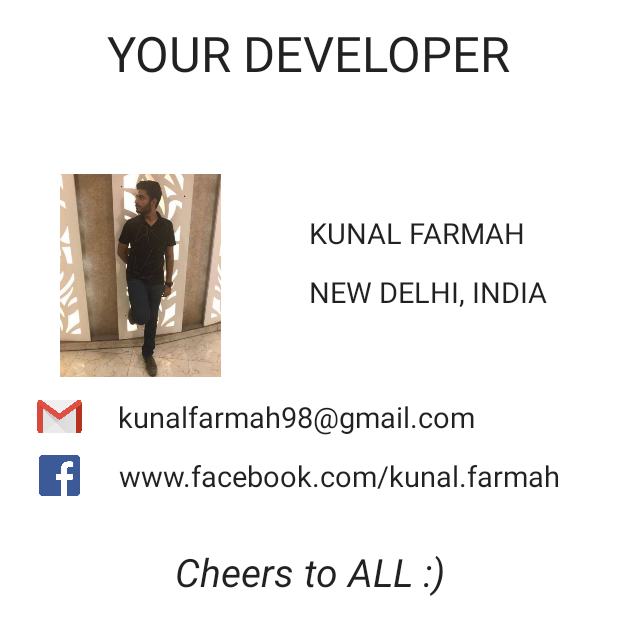
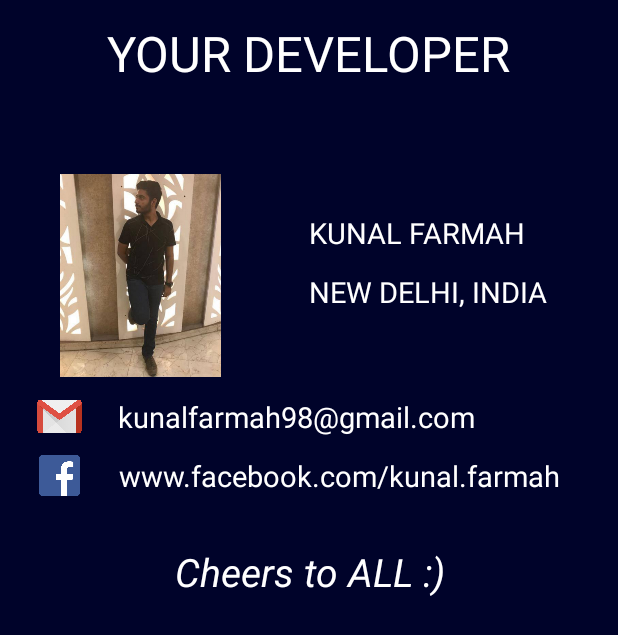
Before and after one commit to KunalFarmah98/ECHO---A-Lite-Music-Player, an Android app: the fragment AboutUSFragment shown on its own in the app's theme, on a phone screen of 412 x 824 dp. Shown: the top 635 px of the screen. Run offline under Robolectric (Android 15) with nearby library versions, the phone set to English and light mode, and no system bars; our stand-ins replace sdp/ssp sizes; libraries missing offline, so code that uses them is left out: com.cleveroad.audiovisualization; 1 statement that could not run was skipped.

Commit message:
fixed Android 10 bugs, revamped UI

```diff
--- a/app/src/main/AndroidManifest.xml
+++ b/app/src/main/AndroidManifest.xml
@@ -3,6 +3,8 @@
     package="com.apps.kunalfarmah.echo">
 
     <uses-permission android:name="android.permission.READ_EXTERNAL_STORAGE" />
+    <uses-permission android:name="android.permission.WRITE_EXTERNAL_STORAGE" />
+    <uses-permission android:name="android.permission.ACCESS_MEDIA_LOCATION" />
     <uses-permission android:name="android.permission.RECORD_AUDIO" />
     <uses-permission android:name="android.permission.MODIFY_AUDIO_SETTINGS" />
     <uses-permission android:name="android.permission.FOREGROUND_SERVICE"/>
@@ -12,6 +14,8 @@
         android:required="true" />
 
     <application
+        android:requestLegacyExternalStorage="true"
+        android:forceDarkAllowed="true"
         android:allowBackup="true"
         android:icon="@drawable/echo_icon"
         android:label="@string/app_name"
--- a/app/src/main/java/com/apps/kunalfarmah/echo/Database/EchoDatabase.kt
+++ b/app/src/main/java/com/apps/kunalfarmah/echo/Database/EchoDatabase.kt
@@ -1,5 +1,6 @@
 package com.apps.kunalfarmah.echo.Database
 
+import android.annotation.SuppressLint
 import android.content.ContentValues
 import android.content.Context
 import android.database.sqlite.SQLiteDatabase
@@ -42,6 +43,7 @@ class EchoDatabase : SQLiteOpenHelper {
         val COLUMN_SONG_PATH = "SongPath"
     }
 
+    @SuppressLint("SQLiteString")
     override fun onCreate(db: SQLiteDatabase?) {
         db?.execSQL("CREATE TABLE " + TABLE_NAME + "( " + COLUMN_ID +
                 " INTEGER," + COLUMN_SONG_ARTIST + " STRING," + COLUMN_SONG_TITLE + " STRING,"
--- a/app/src/main/res/layout/activity_main.xml
+++ b/app/src/main/res/layout/activity_main.xml
@@ -47,7 +47,6 @@
                 android:id="@+id/navRecyclerView"
                 android:layout_width="match_parent"
                 android:layout_height="match_parent"
-                android:background="#ffffff"
                 android:layout_below="@+id/header">
             </android.support.v7.widget.RecyclerView>
 
--- a/app/src/main/res/layout/app_bar_main.xml
+++ b/app/src/main/res/layout/app_bar_main.xml
@@ -33,9 +33,6 @@
             android:id="@+id/details_fragment"
             android:layout_height="match_parent"/>
 
-
-
-
     </RelativeLayout>
 
 
--- a/app/src/main/res/layout/fragment_about.xml
+++ b/app/src/main/res/layout/fragment_about.xml
@@ -4,9 +4,9 @@
     android:layout_width="match_parent"
     android:layout_height="match_parent"
     android:orientation="vertical"
+    android:background="@color/colorPrimary"
     android:padding="@dimen/_5sdp"
     android:clickable="true"
-    android:background="#ffffff"
     tools:context="com.apps.kunalfarmah.echo.fragments.AboutUSFragment">
 
     <TextView
@@ -17,7 +17,7 @@
         android:layout_gravity="center_horizontal"
         android:padding="@dimen/_5sdp"
         android:text="YOUR DEVELOPER"
-        android:textColor="?android:attr/textColorPrimary"
+        android:textColor="#ffffff"
         android:layout_marginBottom="@dimen/_35sdp"
         android:textAlignment="center"
         android:textSize="@dimen/_25sdp" />
@@ -65,7 +65,7 @@ If anyone finds a bug or a crash at some point, feel free to reach me at the und
         android:layout_alignParentEnd="true"
         android:layout_marginEnd="48dp"
         android:padding="@dimen/_5sdp"
-        android:textColor="?android:attr/textColorPrimary"
+        android:textColor="#ffffff"
         android:text="KUNAL FARMAH"
         android:textSize="@dimen/_15sdp" />
 
@@ -76,7 +76,7 @@ If anyone finds a bug or a crash at some point, feel free to reach me at the und
         android:layout_below="@+id/Name"
         android:layout_alignStart="@+id/Name"
         android:padding="@dimen/_5sdp"
-        android:textColor="?android:attr/textColorPrimary"
+        android:textColor="#ffffff"
         android:text="NEW DELHI, INDIA"
         android:textSize="@dimen/_15sdp" />
 
@@ -120,7 +120,7 @@ If anyone finds a bug or a crash at some point, feel free to reach me at the und
             android:layout_alignEnd="@+id/extra1"
             android:layout_marginLeft="@dimen/_15sdp"
             android:gravity="center"
-            android:textColor="?android:attr/textColorPrimary"
+            android:textColor="#ffffff"
             android:text="kunalfarmah98@gmail.com"
             android:textSize="@dimen/_15sdp" />
 
@@ -153,7 +153,7 @@ If anyone finds a bug or a crash at some point, feel free to reach me at the und
             android:layout_alignEnd="@+id/extra1"
             android:layout_marginLeft="@dimen/_15sdp"
             android:gravity="center"
-            android:textColor="?android:attr/textColorPrimary"
+            android:textColor="#ffffff"
             android:text="www.facebook.com/kunal.farmah"
             android:textSize="@dimen/_15sdp" />
 
@@ -170,7 +170,7 @@ If anyone finds a bug or a crash at some point, feel free to reach me at the und
         android:text="Cheers to ALL :)"
         android:textAlignment="center"
         android:textStyle="italic"
-        android:textColor="?android:attr/textColorPrimary"
+        android:textColor="#ffffff"
         android:layout_centerHorizontal="true"
         android:textSize="@dimen/_20sdp" />
 
--- a/app/src/main/res/layout/fragment_favorite.xml
+++ b/app/src/main/res/layout/fragment_favorite.xml
@@ -18,6 +18,7 @@
         android:layout_width="match_parent"
         android:layout_height="@dimen/_80sdp"
         android:id="@+id/hiddenBarFavScreen"
+        android:forceDarkAllowed="false"
         android:layout_alignParentBottom="true"
         android:visibility="gone"
         android:background="@color/colorPrimary">
--- a/app/src/main/res/layout/fragment_settings.xml
+++ b/app/src/main/res/layout/fragment_settings.xml
@@ -3,7 +3,7 @@
     android:layout_height="match_parent"
     android:clickable="true"
     android:paddingTop="@dimen/_11sdp"
-    android:background="#ffffff"
+    android:background="@color/colorPrimary"
     xmlns:android="http://schemas.android.com/apk/res/android" >
 
 
@@ -11,7 +11,7 @@
     <TextView
         android:layout_width="wrap_content"
         android:layout_height="wrap_content"
-        android:textColor="#212121"
+        android:textColor="#ffffff"
         android:layout_marginLeft="@dimen/_20sdp"
         android:text="Shake to Change Song"
         android:id="@+id/shakeToChange"
@@ -38,7 +38,7 @@
     <TextView
         android:layout_width="wrap_content"
         android:layout_height="wrap_content"
-        android:textColor="#212121"
+        android:textColor="#ffffff"
         android:layout_marginRight="@dimen/_10sdp"
         android:layout_below="@+id/v1"
         android:layout_marginLeft="@dimen/_20sdp"
--- a/app/src/main/res/layout/fragment_song_playing.xml
+++ b/app/src/main/res/layout/fragment_song_playing.xml
@@ -2,6 +2,7 @@
 <LinearLayout xmlns:android="http://schemas.android.com/apk/res/android"
     android:layout_width="match_parent"
     android:layout_height="match_parent"
+    android:forceDarkAllowed="false"
     android:clickable="true"
     android:theme="@style/PlayingTheme"
     android:orientation="vertical"
--- a/app/src/main/res/layout/row_custom_favorite_adapter.xml
+++ b/app/src/main/res/layout/row_custom_favorite_adapter.xml
@@ -29,7 +29,7 @@
             <TextView
                 android:layout_width="wrap_content"
                 android:layout_height="wrap_content"
-                android:textColor="#808080"
+                android:textColor="#858585"
                 android:textStyle="normal"
                 android:textSize="15sp"
                 android:text="The Smithies"
--- a/app/src/main/res/layout/row_custom_mainscreen_adapter.xml
+++ b/app/src/main/res/layout/row_custom_mainscreen_adapter.xml
@@ -8,7 +8,7 @@
 
     android:layout_height="@dimen/_68sdp"
     android:layout_width="wrap_content"
-    android:background="#ffffff">
+    >
 
     <RelativeLayout
         android:layout_width="wrap_content"
@@ -18,7 +18,7 @@
         <TextView
         android:layout_width="wrap_content"
         android:layout_height="wrap_content"
-        android:textColor="#212121"
+        android:textColor="#ffffff"
         android:textStyle="normal"
         android:textSize="17sp"
         android:text="Stairway to Heaven"
@@ -30,7 +30,7 @@
         <TextView
             android:layout_width="wrap_content"
             android:layout_height="wrap_content"
-            android:textColor="#808080"
+            android:textColor="#858585"
             android:textStyle="normal"
             android:textSize="15sp"
             android:text="The Smithies"
--- a/app/src/main/res/layout/row_custom_navidrawer.xml
+++ b/app/src/main/res/layout/row_custom_navidrawer.xml
@@ -2,7 +2,6 @@
 <LinearLayout xmlns:android="http://schemas.android.com/apk/res/android"
     android:layout_width="wrap_content"
     android:layout_height="wrap_content"
-    android:background="#ffffff"
     android:orientation="vertical">
 
 
--- a/app/src/main/res/values-v21/styles.xml
+++ b/app/src/main/res/values-v21/styles.xml
@@ -5,7 +5,7 @@
         <item name="windowActionBar">false</item>
     </style>
 
-    <style name="AppTheme" parent="Theme.AppCompat.Light.DarkActionBar">
+    <style name="AppTheme" parent="Theme.AppCompat.DayNight">
         <!-- Customize your theme here. -->
         <item name="colorPrimary">@color/colorPrimary</item>
         <item name="colorPrimaryDark">@color/colorPrimaryDark</item>
--- a/app/src/main/res/values/styles.xml
+++ b/app/src/main/res/values/styles.xml
@@ -1,7 +1,7 @@
 <resources xmlns:tools="http://schemas.android.com/tools">
 
     <!-- Base application theme. -->
-    <style name="AppTheme" parent="Theme.AppCompat.Light.DarkActionBar">
+    <style name="AppTheme" parent="Theme.AppCompat.DayNight">
         <!-- Customize your theme here. -->
         <item name="colorPrimary">@color/colorPrimary</item>
         <item name="colorPrimaryDark">@color/colorPrimaryDark</item>
@@ -9,7 +9,7 @@
         <item name="android:navigationBarColor" tools:targetApi="lollipop">@color/colorPrimary</item>
     </style>
 
-    <style name="PlayingTheme" parent="Theme.AppCompat.Light.DarkActionBar">
+    <style name="PlayingTheme" parent="Theme.AppCompat.DayNight">
         <!-- Customize your theme here. -->
         <item name="colorPrimary">@color/colorPrimary</item>
         <item name="colorPrimaryDark">@color/colorPrimaryDark</item>
```
Also changed, not shown: app/src/main/java/com/apps/kunalfarmah/echo/activities/MainActivity.kt (+6 -3 lines), app/src/main/java/com/apps/kunalfarmah/echo/activities/SplashActivity.kt (+6 -5 lines), app/src/main/java/com/apps/kunalfarmah/echo/fragments/SongPlayingFragment.kt (+22 -8 lines), app/src/main/res/layout/fragment_main_screen.xml (+3 -4 lines).
